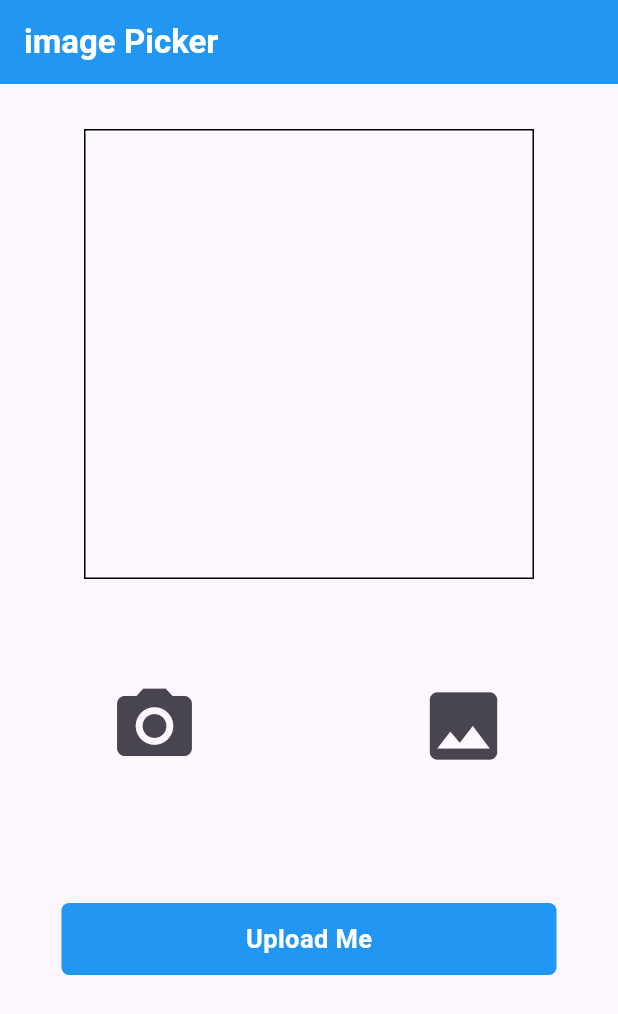
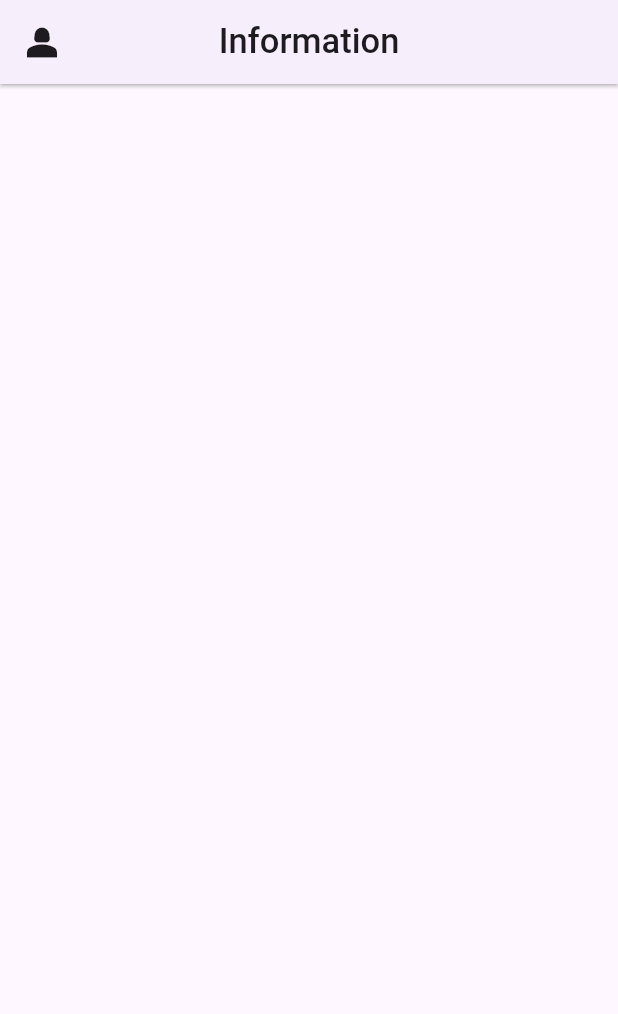
Before and after one commit to sanjuafre123/resume_app_daily_task, a Flutter app: the screen it shows after launch, on a phone screen of 412 x 824 dp. Shown: the top 1014 px of the screen. Run offline on Flutter 3.47's test engine with Material 3 defaults, Android fonts, the phone set to English and light mode, and no system bars; our stand-ins replace image_picker.

Commit message:
15/05/2024

```diff
--- a/lib/Utils/routes.dart
+++ b/lib/Utils/routes.dart
@@ -7,6 +7,8 @@ import '../home/Components/Screen/Google_Login_Page_With_Validation/Emailscreen.
 import '../home/Components/Screen/Google_Login_Page_With_Validation/LoginSuccessfuliy.dart';
 import '../home/Components/Screen/Google_Login_Page_With_Validation/PasswordScreen.dart';
 import '../home/Components/Screen/Home/Homescreen.dart';
+import '../home/Components/Screen/ID_Cards_Registration_Form/CardDetailsScreen.dart';
+import '../home/Components/Screen/ID_Cards_Registration_Form/Cardscreen.dart';
 import '../home/Components/Screen/Login/logindetailscreen.dart';
 import '../home/Components/Screen/Login/loginscreen.dart';
 import '../home/Components/Screen/SnackBar & TextFormField/snaker.dart';
@@ -14,15 +16,17 @@ import '../home/Components/Screen/image_picker/img_picker.dart';
 
 class Approutes{
   static Map<String, Widget Function(BuildContext)> routes = {
-    '/homes' : (context) => const Homescreen(),
-    '/Gmail' : (context) => const Gmailscreen(),
-     '/Enterlogin' : (context) => const EnterLoginScreen(),
-    '/Login' : (context) => const LoginScreen(),
-    '/' : (context) => const GoogleScreen(),
-    '/Password' : (context) => const PasswordScreen(),
-    '/Succese' : (context) => const LoginSuccese(),
-    '/snaker' : (context) => const snakerpage(),
-    '/' : (context) => const imgpicker(),
+    // '/homes' : (context) => const Homescreen(),
+    // '/Gmail' : (context) => const Gmailscreen(),
+    //  '/Enterlogin' : (context) => const EnterLoginScreen(),
+    // '/Login' : (context) => const LoginScreen(),
+    // '/google' : (context) => const GoogleScreen(),
+    // '/Password' : (context) => const PasswordScreen(),
+    // '/Succese' : (context) => const LoginSuccese(),
+    // '/snaker' : (context) => const snakerpage(),
+    // '/imgpicker' : (context) => const imgpicker(),
+    '/' : (context) => const CardScreen(),
+    '/CardDetail' : (context) => const CardDetailScreen(),
 
 
 
--- /dev/null
+++ b/lib/home/Components/Screen/ID_Cards_Registration_Form/CardDetailsScreen.dart
@@ -0,0 +1,15 @@
+import 'package:flutter/material.dart';
+
+class CardDetailScreen extends StatefulWidget {
+  const CardDetailScreen({super.key});
+
+  @override
+  State<CardDetailScreen> createState() => _CardDetailScreenState();
+}
+
+class _CardDetailScreenState extends State<CardDetailScreen> {
+  @override
+  Widget build(BuildContext context) {
+    return const Placeholder();
+  }
+}
--- /dev/null
+++ b/lib/home/Components/Screen/ID_Cards_Registration_Form/Cardscreen.dart
@@ -0,0 +1,29 @@
+import 'package:flutter/material.dart';
+
+class CardScreen extends StatefulWidget {
+  const CardScreen({super.key});
+
+  @override
+  State<CardScreen> createState() => _CardScreenState();
+}
+
+class _CardScreenState extends State<CardScreen> {
+  @override
+  Widget build(BuildContext context) {
+    return Scaffold(
+      appBar: AppBar(
+        leading: const Icon(Icons.person_2_sharp,size: 30,),
+        elevation: 1,
+        shadowColor: Colors.black,
+        centerTitle: true,
+        title: const Text(
+          'Information',
+          style: TextStyle(
+            fontSize: 23,
+            fontWeight: FontWeight.w500,
+          ),
+        ),
+      ),
+    );
+  }
+}
```
